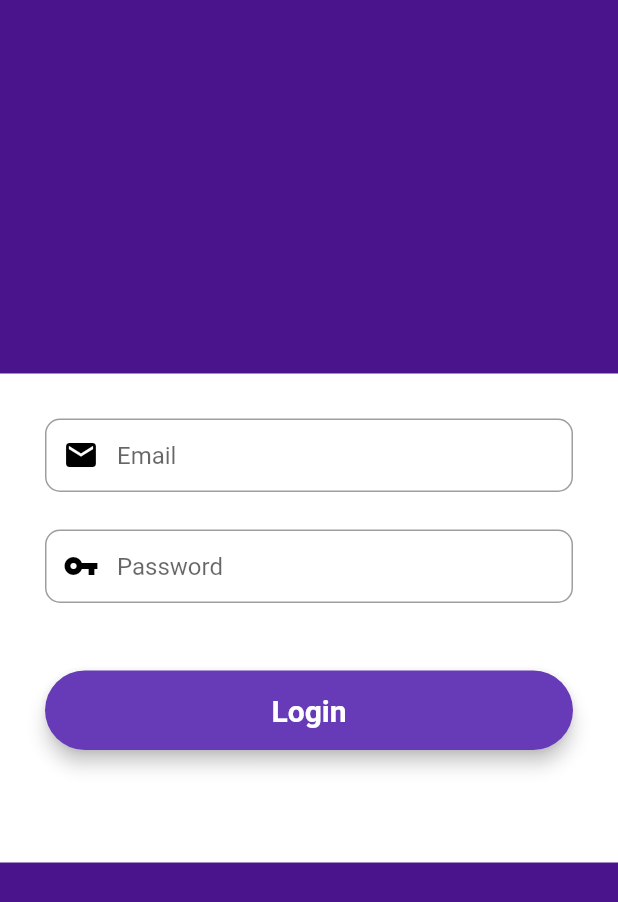
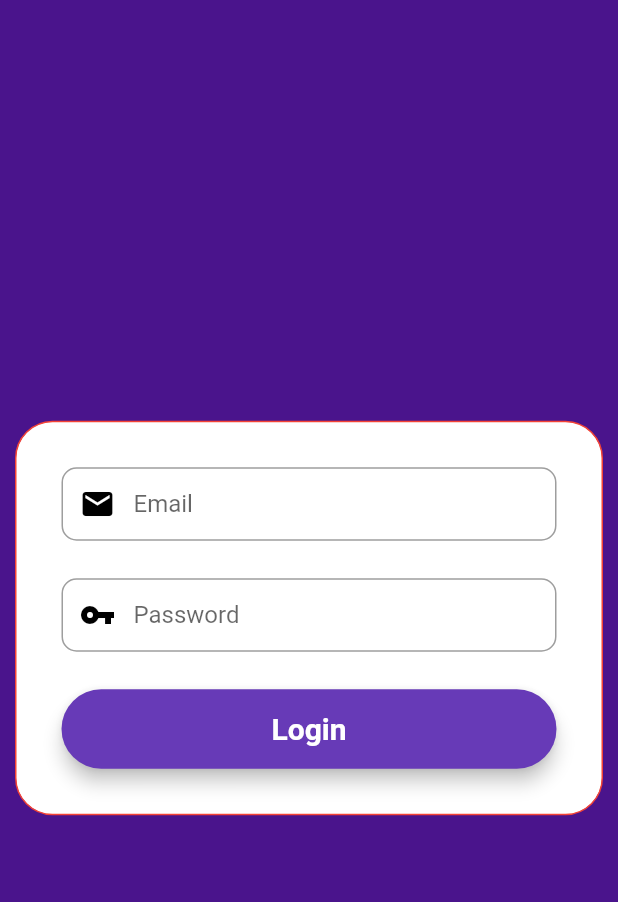
Before and after one commit to rohanshirodker/login_app, a Flutter app: the screen it shows after launch, on a phone screen of 412 x 824 dp. Shown: the top 902 px of the screen. Run offline on Flutter 3.47's test engine with Material 2 defaults, Android fonts, the phone set to English and light mode, and no system bars; our stand-ins replace cloud_firestore, firebase_auth, firebase_core, fluttertoast, get; accounts and stored records are empty; Roboto replaces fonts that are missing (Georgia).

```diff
--- /dev/null
+++ b/lib/app/core/theme/app_theme.dart
@@ -0,0 +1,9 @@
+import 'package:flutter/material.dart';
+final ThemeData appThemeData = ThemeData(
+  primaryColor: Colors.purple[900],
+  colorScheme: ColorScheme.fromSwatch().copyWith(secondary: Colors.white),
+  fontFamily: 'Georgia',
+  textTheme: TextTheme(
+    headline1: TextStyle(fontSize: 72.0, fontWeight: FontWeight.bold),
+  ),
+);
--- a/lib/app/modules/LoginPage/LoginPage.dart
+++ b/lib/app/modules/LoginPage/LoginPage.dart
@@ -100,14 +100,22 @@ class _LoginPageState extends State<LoginPage> {
     );
 
     return Scaffold(
-        backgroundColor: Colors.purple[900],
+      backgroundColor: Colors.purple[900],
       body: Center(
         child: SingleChildScrollView(
+          padding: EdgeInsets.all(10),
           child: Container(
-            padding: EdgeInsets.all(10),
-            color: Colors.white,
+            decoration: BoxDecoration(
+                color: Colors.white,
+                border: Border.all(
+                  color: Colors.red,
+                ),
+                borderRadius: BorderRadius.all(Radius.circular(25))),
+            // padding: EdgeInsets.all(5),
+
+            //color: Colors.white,
             child: Padding(
-              padding: const EdgeInsets.all(20.0),
+              padding: const EdgeInsets.all(30.0),
               child: Form(
                 key: _formKey,
                 child: Column(
@@ -117,9 +125,9 @@ class _LoginPageState extends State<LoginPage> {
                     emailField,
                     SizedBox(height: 25),
                     passwordField,
-                    SizedBox(height: 45),
+                    SizedBox(height: 25),
                     loginButton,
-                    SizedBox(height: 45),
+                    //SizedBox(height: 10),
                   ],
                 ),
               ),
--- a/lib/app/routes/routes.dart
+++ b/lib/app/routes/routes.dart
@@ -0,0 +1,32 @@
+import 'package:cyanodoc_test/app/modules/LoginPage/LoginPage.dart';
+import 'package:cyanodoc_test/app/modules/ProfilePage/ProfilePage.dart';
+import 'package:get/get.dart';
+
+class AppRoutes {
+  static final routes = [
+    // GetPage(
+    //   name: '/splashscreen',
+    //   page: () => SplashScreen(),
+    // ),
+    GetPage(
+      name: '/ProfilePage',
+      page: () => ProfilePage(),
+    ),
+    GetPage(
+      name: '/LoginPage',
+      page: () => LoginPage(),
+    ),
+    // GetPage(
+    //   name: '/register',
+    //   page: () => RegisterPage(),
+    // ),
+    // GetPage(
+    //   name: '/todos/:id/edit',
+    //   page: () => EditTodo(),
+    // ),
+    // GetPage(
+    //   name: '/add-todo',
+    //   page: () => AddTodo(),
+    // ),
+  ];
+}
--- a/lib/main.dart
+++ b/lib/main.dart
@@ -1,3 +1,5 @@
+import 'package:cyanodoc_test/app/core/theme/app_theme.dart';
+import 'package:cyanodoc_test/app/routes/routes.dart';
 import 'package:firebase_core/firebase_core.dart';
 import 'package:flutter/material.dart';
 import 'app/modules/LoginPage/LoginPage.dart';
@@ -11,10 +13,14 @@ Future<void> main() async {
 
 class MyApp extends StatelessWidget {
   // This widget is the root of your application.
+
   @override
   Widget build(BuildContext context) {
     return GetMaterialApp(
-      home: LoginPage(),
+      debugShowCheckedModeBanner: false,
+      theme: appThemeData,
+      initialRoute: "/LoginPage",
+      getPages: AppRoutes.routes,
     );
   }
 }
```
Also changed, not shown: lib/app/modules/ProfilePage/ProfilePage.dart (+8 -6 lines).
